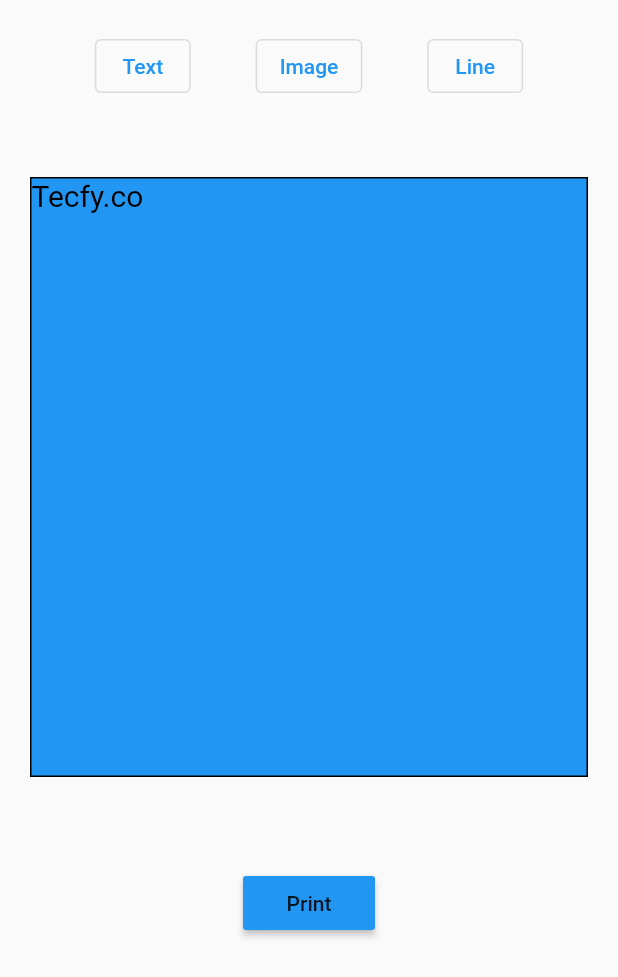
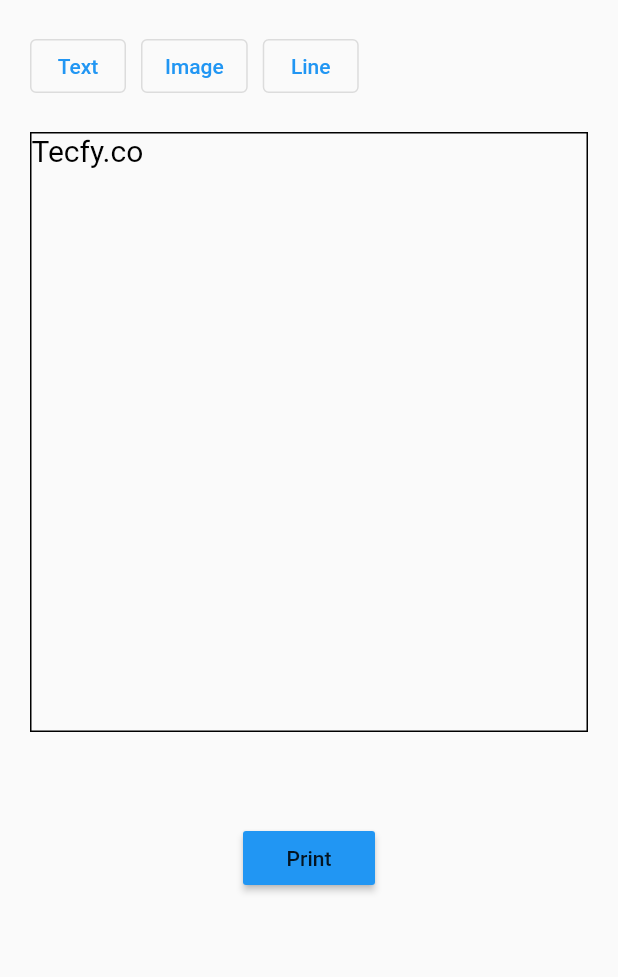
Before and after one commit to tecfy-co/flutter_pdf_designer, a Flutter app: the screen it shows after launch, on a phone screen of 412 x 824 dp. Shown: the top 977 px of the screen. Run offline on Flutter 3.47's test engine with Material 2 defaults, Android fonts, the phone set to English and light mode, and no system bars; our stand-ins replace file_picker, flutter_colorpicker, pdf, printing.

Commit message:
General Enhance [Popups Size, UI Colors]

```diff
--- a/lib/src/data_model.dart
+++ b/lib/src/data_model.dart
@@ -31,7 +31,7 @@ class DataModel {
 enum WidgetType { text, image, line }
 
 class Elements {
-  late final WidgetType type;
+  WidgetType? type;
   late GlobalKey key;
   String? text;
   double? fontSize;
@@ -39,7 +39,6 @@ class Elements {
   late double xPosition;
   late double yPosition;
   double? height;
-  double? thickness;
   double? width;
   dynamic color;
 
@@ -51,27 +50,24 @@ class Elements {
       this.xPosition = 0,
       this.yPosition = 0,
       this.height,
-      this.thickness,
       this.width,
       this.color}) {
     key = GlobalKey();
   }
   Elements.fromJson(Map<String, dynamic> json) {
-    type = json['type'] ?? WidgetType.text;
+    type =  WidgetType.values[json['type']];
+    xPosition = json['xPosition'];
+    yPosition = json['yPosition'];
     if (type == WidgetType.text) {
       text = json['text'];
       fontSize = json['fontSize'];
       color = json['color'];
-      xPosition = json['xPosition'];
-      yPosition = json['yPosition'];
     } else if (type == WidgetType.image) {
       image = json['image'];
       height = json['height'];
       width = json['width'];
-      xPosition = json['xPosition'];
-      yPosition = json['yPosition'];
     } else {
-      thickness = json['thickness'];
+      height = json['height'];
       width = json['width'];
       color = json['color'];
     }
@@ -80,24 +76,25 @@ class Elements {
 
   Map<String, dynamic> toJson() {
     final Map<String, dynamic> data = Map<String, dynamic>();
-    if (type == WidgetType.text) {
-      data['text'] = this.text;
-      data['fontSize'] = this.fontSize;
-      data['color'] = this.color;
-      data['xPosition'] = this.xPosition;
-      data['yPosition'] = this.yPosition;
+    data['type'] = type!.index;
+
+    data['xPosition'] = xPosition;
+    data['yPosition'] = yPosition;
+
+    if (type ==WidgetType.text) {
+
+      data['text'] = text;
+      data['fontSize'] = fontSize;
+      data['color'] = color;
     } else if (type == WidgetType.image) {
-      data['image'] = this.image;
-      data['xPosition'] = this.xPosition;
-      data['yPosition'] = this.yPosition;
-      data['width'] = this.width;
-      data['height'] = this.height;
+
+      data['image'] = image;
+      data['width'] = width;
+      data['height'] = height;
     } else {
-      data['thickness'] = this.thickness;
-      data['width'] = this.width;
-      data['color'] = this.color;
-      data['xPosition'] = this.xPosition;
-      data['yPosition'] = this.yPosition;
+      data['width'] = width;
+      data['color'] = color;
+      data['height'] = height;
     }
     return data;
   }
--- a/lib/src/elements/image_element.dart
+++ b/lib/src/elements/image_element.dart
@@ -19,9 +19,20 @@ class ImageElements extends StatefulWidget {
 
 class _ImageElementsState extends State<ImageElements> {
 
-  TextEditingController _widthController = TextEditingController();
-  TextEditingController _heightController = TextEditingController();
+  final TextEditingController _widthController = TextEditingController(text:
+  200.toString());
+  final TextEditingController _heightController = TextEditingController(text:
+  200.toString());
   var formKey = GlobalKey<FormState>();
+
+  @override
+  void dispose(){
+    _widthController.dispose();
+    _heightController.dispose();
+    super.dispose();
+
+  }
+
   @override
   Widget build(BuildContext context) {
     return OutlinedButton(
@@ -34,7 +45,8 @@ class _ImageElementsState extends State<ImageElements> {
               children: [
                 Form(
                   key: formKey ,
-                  child: Column(children: [
+                  child: Padding(padding:const EdgeInsets.all(10),
+                  child:  Column(children: [
                     TextFormField(
                       autofocus: true,
                       controller: _widthController,
@@ -85,7 +97,8 @@ class _ImageElementsState extends State<ImageElements> {
                     const SizedBox(
                       height: 20,
                     ),
-                        OutlinedButton(
+                        MaterialButton(
+                          color: Colors.blue,
                         onPressed: () async {
                           if(formKey.currentState!.validate()) {
                             await MainController.pickFile().then((value) {
@@ -136,7 +149,7 @@ class _ImageElementsState extends State<ImageElements> {
                     //     },
                     //     child: Text('Save')),
                   ]),
-                ),
+                  ),),
 
             //     OutlinedButton(
             //     onPressed: () async {
--- a/lib/src/pdf_design.dart
+++ b/lib/src/pdf_design.dart
@@ -82,11 +82,14 @@ class _PdfDesignState extends State<PdfDesign> {
   Widget build(BuildContext context) {
     return SingleChildScrollView(
       child: Column(
+        mainAxisSize: MainAxisSize.min,
+        mainAxisAlignment: MainAxisAlignment.start,
+        crossAxisAlignment: CrossAxisAlignment.start,
         children: [
           Row(
-            mainAxisAlignment: MainAxisAlignment.spaceEvenly,
+            mainAxisSize: MainAxisSize.min,
             children: [
-              TextElement(
+              Padding(padding: const EdgeInsets.only(right: 10),child:TextElement(
                   titleDialog: 'Enter your Text',
                   outlineBtnName: 'Text'
                       '',
@@ -95,8 +98,8 @@ class _PdfDesignState extends State<PdfDesign> {
                       dataModel.elements!.add(elm);
                       widget.onChange(dataModel.toJson());
                     });
-                  }),
-              ImageElements(
+                  })),
+              Padding(padding: const EdgeInsets.only(right: 10),child: ImageElements(
                   titleDialog: 'Add your Images',
                   outlineBtnName: 'Im'
                       'age',
@@ -105,8 +108,8 @@ class _PdfDesignState extends State<PdfDesign> {
                       dataModel.elements!.add(elm);
                       widget.onChange(dataModel.toJson());
                     });
-                  }),
-              LineElement(
+                  })),
+              Padding(padding: const EdgeInsets.only(right: 10),child:  LineElement(
                   titleDialog: 'Add your Lines',
                   outlineBtnName: 'Line',
                   onSubmitted: (elm) {
@@ -114,15 +117,15 @@ class _PdfDesignState extends State<PdfDesign> {
                       dataModel.elements!.add(elm);
                       widget.onChange(dataModel.toJson());
                     });
-                  }),
+                  },lineWidth: widget.width,)),
             ],
           ),
           const SizedBox(
-            height: 50,
+            height: 20,
           ),
           Container(
             key: containerKey,
-            decoration: BoxDecoration(color: Colors.blue, border: Border.all()),
+            decoration: BoxDecoration(border: Border.all()),
             height: widget.height,
             width: widget.width,
             child: Stack(
@@ -231,7 +234,7 @@ class _PdfDesignState extends State<PdfDesign> {
                         child: Draggable(
                           feedback: Container(
                             color: Color(e.color ?? 0),
-                            height: e.thickness,
+                            height: e.height,
                             width: e.width,
                           ),
                           onDragEnd: (dragDetails) {
@@ -259,7 +262,7 @@ class _PdfDesignState extends State<PdfDesign> {
                             child: Container(
                               key: e.key,
                               color: Color(e.color),
-                              height: e.thickness,
+                              height: e.height,
                               width: e.width,
                             ),
                           ),
@@ -267,6 +270,7 @@ class _PdfDesignState extends State<PdfDesign> {
                       );
                     }
                 }
+                return const SizedBox();
               }).toList(),
             ),
           ),
```
Also changed, not shown: lib/src/elements/image_edit_dialog.dart (+8 -2 lines), lib/src/elements/line_edit_dialog.dart (+17 -9 lines), lib/src/elements/line_element.dart (+32 -16 lines), lib/src/elements/text_edit_dialog.dart (+14 -4 lines), lib/src/elements/text_element.dart (+21 -11 lines), lib/src/pdf_widget.dart (+10 -6 lines), pubspec.yaml (+4 -4 lines), 2 other files.
